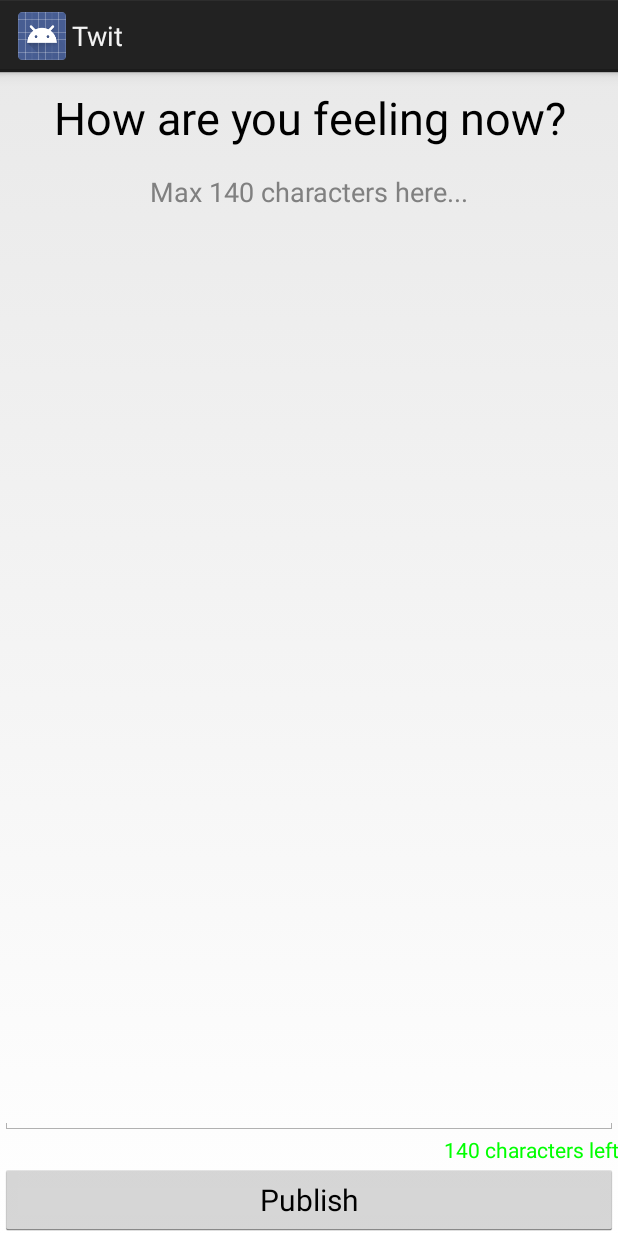
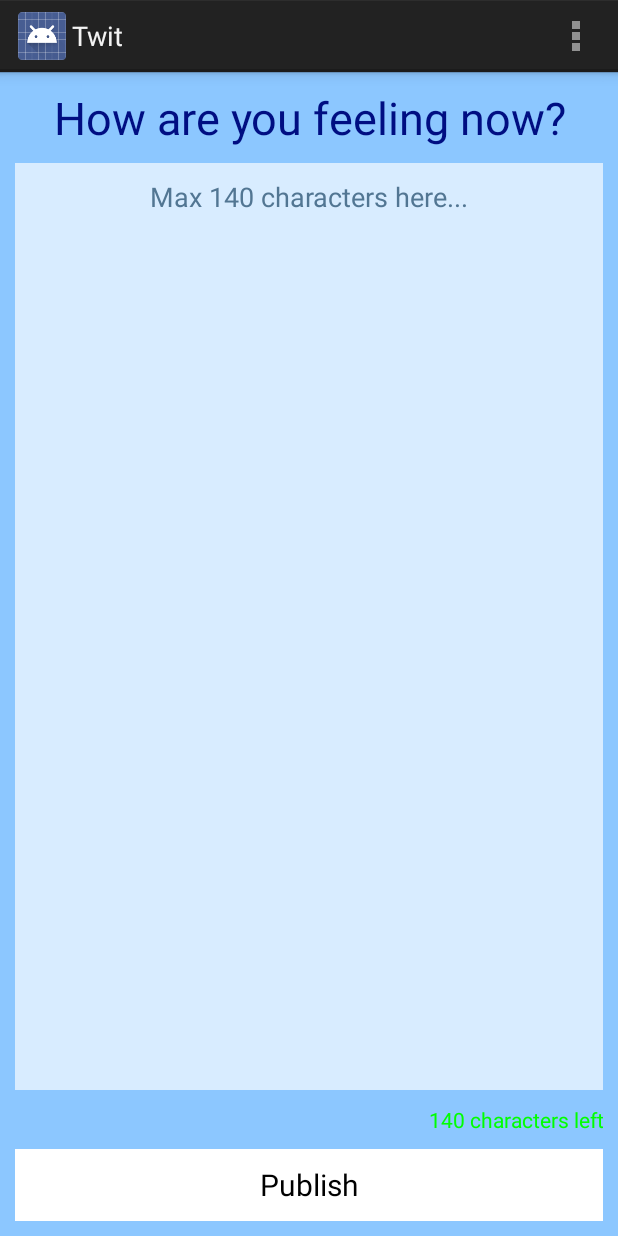
Before and after one commit to MEZOCLONE/Twit-1, an Android app: the screen it shows after launch (StatusActivity), on a phone screen of 412 x 824 dp. Run offline under Robolectric (Android 15) with nearby library versions, the phone set to English and light mode, and no system bars; libraries missing offline, so code that uses them is left out: winterwell.jtwitter.

Commit message:
Add preferences

```diff
--- a/Twit/src/main/java/com/myclient/twit/StatusActivity.java
+++ b/Twit/src/main/java/com/myclient/twit/StatusActivity.java
@@ -1,12 +1,16 @@
 package com.myclient.twit;
 
 import android.app.Activity;
+import android.content.Intent;
 import android.graphics.Color;
 import android.os.AsyncTask;
 import android.os.Bundle;
 import android.text.Editable;
 import android.text.TextWatcher;
 import android.util.Log;
+import android.view.Menu;
+import android.view.MenuInflater;
+import android.view.MenuItem;
 import android.view.View;
 import android.view.View.OnClickListener;
 import android.widget.Button;
@@ -24,9 +28,9 @@ public class StatusActivity extends Activity implements OnClickListener, TextWat
     private static final String TAG = "StatusActivity";
     EditText editText;
     Button publishButton;
-    Twitter twitter;
     TextView charactersLeft;
     private String stringCharacters;
+
     @Override
     protected void onCreate(Bundle savedInstanceState) {
         super.onCreate(savedInstanceState);
@@ -40,12 +44,16 @@ public class StatusActivity extends Activity implements OnClickListener, TextWat
         editText.addTextChangedListener(this);
         publishButton.setOnClickListener(this);
 
-        twitter = new Twitter("student", "password");
-        twitter.setAPIRootUrl("http://yamba.marakana.com/api");
-
         stringCharacters = getString(R.string.characters);
         charactersLeft.setText("140 " + stringCharacters);
         charactersLeft.setTextColor(Color.GREEN);
+    }
+
+    @Override
+    public boolean onCreateOptionsMenu(Menu menu) {
+        MenuInflater inflater = getMenuInflater();
+        inflater.inflate(R.menu.twit, menu);
+        return true;
     }
 
     @Override
@@ -53,6 +61,17 @@ public class StatusActivity extends Activity implements OnClickListener, TextWat
         String status = editText.getText().toString();
         new PostToTwitter().execute(status);
         Log.d(TAG, "onClicked");
+    }
+
+    @Override
+    public boolean onOptionsItemSelected(MenuItem item) {
+        switch (item.getItemId()) {
+            case R.id.action_settings:
+                Intent intent = new Intent(this, PrefsActivity.class);
+                startActivity(intent);
+                break;
+        }
+        return true;
     }
 
     @Override
@@ -83,7 +102,7 @@ public class StatusActivity extends Activity implements OnClickListener, TextWat
         @Override
         protected String doInBackground(String... params) {
             try {
-                Twitter.Status status = twitter.updateStatus(params[0]);
+                Twitter.Status status = ((TwitApplication) getApplication()).getTwitter().updateStatus(params[0]);
                 return status.text;
             } catch (TwitterException e) {
                 Log.e(TAG, e.toString());
--- a/Twit/src/main/java/com/myclient/twit/TwitApplication.java
+++ b/Twit/src/main/java/com/myclient/twit/TwitApplication.java
@@ -1,33 +1,41 @@
 package com.myclient.twit;
 
 import android.app.Application;
+import android.content.SharedPreferences;
+import android.preference.PreferenceManager;
 
 import winterwell.jtwitter.Twitter;
 
 /**
  * Created by distill on 4/5/14.
  */
-public class TwitApplication extends Application {
+public class TwitApplication extends Application implements SharedPreferences.OnSharedPreferenceChangeListener {
     public Twitter twitter;
+    SharedPreferences prefs;
     private boolean serviceRunning;
 
     public void onCreate() {
         super.onCreate();
+
+        prefs = PreferenceManager.getDefaultSharedPreferences(this);
+        prefs.registerOnSharedPreferenceChangeListener(this);
     }
 
     public void onTerminate() {
         super.onTerminate();
     }
 
+    @Override
+    public void onSharedPreferenceChanged(SharedPreferences sharedPreferences, String key) {
+        twitter = null;
+    }
+
     public synchronized Twitter getTwitter() {
         if (twitter == null) { //
             String username, password, apiRoot;
-//            username = prefs.getString("username", ""); //
-//            password = prefs.getString("password", "");
-//            apiRoot = prefs.getString("apiRoot", "http://yamba.marakana.com/api");
-            username = "student";
-            password = "password";
-            apiRoot = "http://yamba.marakana.com/api";
+            username = prefs.getString("username", ""); //
+            password = prefs.getString("password", "");
+            apiRoot = prefs.getString("apiRoot", "http://yamba.marakana.com/api");
 // Connect to twitter.com
             twitter = new Twitter(username, password); //
             twitter.setAPIRootUrl(apiRoot); //
@@ -42,4 +50,5 @@ public class TwitApplication extends Application {
     public void setServiceRunning(boolean serviceRunning) {
         this.serviceRunning = serviceRunning;
     }
+
 }
--- a/Twit/src/main/res/layout/status.xml
+++ b/Twit/src/main/res/layout/status.xml
@@ -1,39 +1,51 @@
 <?xml version="1.0" encoding="utf-8"?>
 
 <LinearLayout xmlns:android="http://schemas.android.com/apk/res/android"
-    android:orientation="vertical" android:layout_width="match_parent"
-    android:layout_height="match_parent">
+    android:layout_width="match_parent"
+    android:layout_height="match_parent"
+    android:background="#8cc7ff"
+    android:orientation="vertical">
 
     <TextView
+        android:id="@+id/textView"
         android:layout_width="match_parent"
         android:layout_height="wrap_content"
+        android:layout_margin="10dp"
+        android:gravity="center"
+        android:text="@string/titleStatus"
         android:textAppearance="?android:attr/textAppearanceLarge"
-        android:text="@string/titleStatus"
-        android:gravity="center"
-        android:textSize="30sp"
-        android:layout_margin="10dp"
-        android:id="@+id/textView" />
+        android:textColor="#000e82"
+        android:textSize="30sp" />
 
     <EditText
+        android:id="@+id/editText"
         android:layout_width="match_parent"
         android:layout_height="match_parent"
+        android:layout_marginBottom="10dp"
+        android:layout_marginLeft="10dp"
+        android:layout_marginRight="10dp"
         android:layout_weight="1"
+        android:background="#aaFFFFFF"
+        android:gravity="top|center_horizontal"
         android:hint="@string/hintText"
-        android:gravity="top|center_horizontal"
-        android:id="@+id/editText" />
+        android:padding="10dp"
+        android:textColorHint="#ff527693" />
 
     <TextView
+        android:id="@+id/textView2"
         android:layout_width="match_parent"
         android:layout_height="wrap_content"
-        android:textAppearance="?android:attr/textAppearanceSmall"
+        android:layout_marginRight="10dp"
+        android:gravity="right"
         android:text="@string/characters"
-        android:gravity="right"
-        android:id="@+id/textView2" />
+        android:textAppearance="?android:attr/textAppearanceSmall" />
 
     <Button
+        android:id="@+id/button"
         android:layout_width="match_parent"
         android:layout_height="wrap_content"
+        android:layout_margin="10dp"
+        android:background="#ffffff"
         android:text="@string/buttonUpdate"
-        android:textSize="20sp"
-        android:id="@+id/button" />
+        android:textSize="20sp" />
 </LinearLayout>
--- a/Twit/src/main/res/menu/twit.xml
+++ b/Twit/src/main/res/menu/twit.xml
@@ -4,7 +4,7 @@
 
     <item
         android:id="@+id/action_settings"
-        android:title="@string/action_settings"
+        android:icon="@android:drawable/ic_menu_preferences"
         android:orderInCategory="100"
-        android:showAsAction="never" />
+        android:title="@string/action_settings" />
 </menu>
```
Also changed, not shown: Twit/src/main/AndroidManifest.xml (+6 -2 lines), Twit/src/main/java/com/myclient/twit/PrefsActivity.java (added, +17 -0 lines), Twit/src/main/res/values/strings.xml (+8 -0 lines), Twit/src/main/res/xml/prefs.xml (added, +20 -0 lines).
